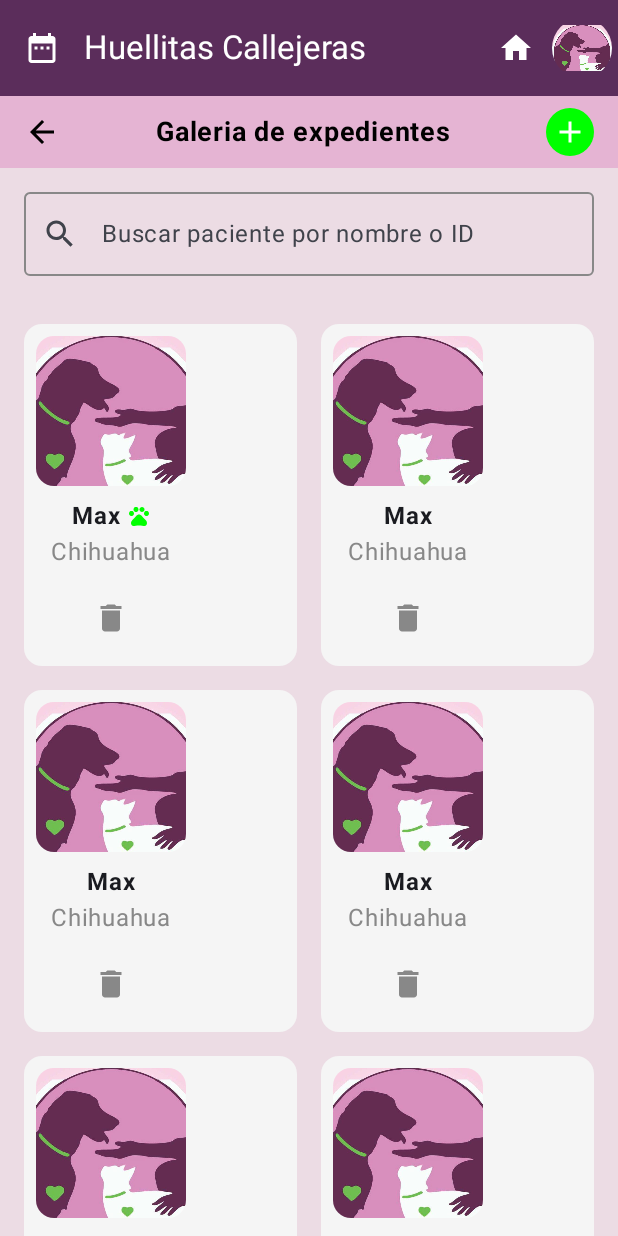
After one commit to Miteek2000/Huellitas-callejeras, an Android app built with Jetpack Compose: the composable GaleriaScreen shown on its own in the app's theme, on a phone screen of 412 x 824 dp. The commit adds this screen. Run offline under Robolectric (Android 15) with nearby library versions, the phone set to English and light mode, and no system bars; 1 statement that could not run was skipped.

Commit message:
Cambios en botones y rutas

```diff
--- /dev/null
+++ b/app/src/main/java/com/mayte/huellitas_callejeras/Screens/Expediente.kt
@@ -0,0 +1 @@
+package com.mayte.huellitas_callejeras.Screens
--- /dev/null
+++ b/app/src/main/java/com/mayte/huellitas_callejeras/Screens/GaleriaScreen.kt
@@ -0,0 +1,160 @@
+package com.mayte.huellitas_callejeras.Screens
+
+import androidx.compose.foundation.Image
+import androidx.compose.foundation.background
+import androidx.compose.foundation.clickable
+import androidx.compose.foundation.layout.*
+import androidx.compose.foundation.lazy.grid.GridCells
+import androidx.compose.foundation.lazy.grid.LazyVerticalGrid
+import androidx.compose.foundation.lazy.grid.items
+import androidx.compose.foundation.shape.CircleShape
+import androidx.compose.material.icons.Icons
+import androidx.compose.material.icons.filled.*
+import androidx.compose.material3.*
+import androidx.compose.runtime.Composable
+import androidx.compose.runtime.collectAsState
+import androidx.compose.runtime.getValue
+import androidx.compose.ui.Alignment
+import androidx.compose.ui.Modifier
+import androidx.compose.ui.draw.clip
+import androidx.compose.ui.graphics.Color
+import androidx.compose.ui.layout.ContentScale
+import androidx.compose.ui.res.painterResource
+import androidx.compose.ui.text.font.FontWeight
+import androidx.compose.ui.unit.dp
+import androidx.compose.ui.unit.sp
+import androidx.lifecycle.viewmodel.compose.viewModel
+import com.mayte.huellitas_callejeras.R
+import com.mayte.huellitas_callejeras.models.Patient
+import com.mayte.huellitas_callejeras.viewmodels.GaleriaViewModel
+
+@OptIn(ExperimentalMaterial3Api::class)
+@Composable
+fun GaleriaScreen(galeriaViewModel: GaleriaViewModel = viewModel()) {
+    val patients by galeriaViewModel.patients.collectAsState()
+
+    Column(
+        modifier = Modifier
+            .fillMaxSize()
+            .background(Color(0xFFECDCE4))
+    ) {
+        TopAppBar(
+            title = { Text("Huellitas Callejeras") },
+            navigationIcon = {
+                IconButton(onClick = { /* TODO */ }) {
+                    Icon(Icons.Filled.DateRange, contentDescription = "Calendar")
+                }
+            },
+            actions = {
+                IconButton(onClick = { /* TODO */ }) {
+                    Icon(Icons.Filled.Home, contentDescription = "Home")
+                }
+                Image(
+                    painter = painterResource(id = R.drawable.logo),
+                    contentDescription = "Logo",
+                    modifier = Modifier
+                        .size(40.dp)
+                        .clip(CircleShape)
+                )
+            },
+            colors = TopAppBarDefaults.topAppBarColors(
+                containerColor = Color(0xFF5B2D5B),
+                titleContentColor = Color.White,
+                actionIconContentColor = Color.White,
+                navigationIconContentColor = Color.White
+            )
+        )
+
+        Row(
+            modifier = Modifier
+                .fillMaxWidth()
+                .background(Color(0xFFE5B4D3))
+                .padding(horizontal = 16.dp, vertical = 8.dp),
+            verticalAlignment = Alignment.CenterVertically,
+            horizontalArrangement = Arrangement.SpaceBetween
+        ) {
+            Icon(Icons.Default.ArrowBack, contentDescription = "Back", tint = Color.Black)
+            Text(text = "Galeria de expedientes", fontSize = 18.sp, fontWeight = FontWeight.Bold, color = Color.Black)
+            Icon(
+                imageVector = Icons.Default.Add,
+                contentDescription = "Add",
+                modifier = Modifier
+                    .clip(CircleShape)
+                    .background(Color.Green)
+                    .clickable { galeriaViewModel.addPatient() }
+                    .padding(4.dp),
+                tint = Color.White
+            )
+        }
+
+        OutlinedTextField(
+            value = "",
+            onValueChange = {},
+            modifier = Modifier
+                .fillMaxWidth()
+                .padding(16.dp),
+            placeholder = { Text("Buscar paciente por nombre o ID") },
+            leadingIcon = {
+                Icon(Icons.Default.Search, contentDescription = "Search")
+            },
+            colors = OutlinedTextFieldDefaults.colors(
+                focusedBorderColor = Color(0xFF5B2D5B),
+                unfocusedBorderColor = Color.Gray,
+            )
+        )
+
+        LazyVerticalGrid(
+            columns = GridCells.Fixed(2),
+            contentPadding = PaddingValues(16.dp),
+            horizontalArrangement = Arrangement.spacedBy(16.dp),
+            verticalArrangement = Arrangement.spacedBy(16.dp)
+        ) {
+            items(patients) { patient ->
+                PatientCard(patient = patient, onDelete = { galeriaViewModel.removePatient(patient) })
+            }
+        }
+    }
+}
+
+@Composable
+fun PatientCard(patient: Patient, onDelete: () -> Unit) {
+    Card(
+        modifier = Modifier.clickable { /* Handle selection */ },
+        colors = CardDefaults.cardColors(
+            containerColor = Color(0xFFF5F5F5)
+        )
+    ) {
+        Column(
+            modifier = Modifier.padding(8.dp),
+            horizontalAlignment = Alignment.CenterHorizontally
+        ) {
+            Image(
+                painter = painterResource(id = R.drawable.logo), // Using logo as a placeholder
+                contentDescription = patient.name,
+                contentScale = ContentScale.Crop,
+                modifier = Modifier
+                    .size(100.dp)
+                    .clip(MaterialTheme.shapes.medium)
+            )
+            Spacer(modifier = Modifier.height(8.dp))
+            Row(verticalAlignment = Alignment.CenterVertically) {
+                Text(text = patient.name, fontWeight = FontWeight.Bold)
+                if (patient.isVaccinated) {
+                    Spacer(modifier = Modifier.width(4.dp))
+                    Icon(
+                        imageVector = Icons.Filled.Pets,
+                        contentDescription = "Vaccinated",
+                        tint = Color.Green,
+                        modifier = Modifier.size(16.dp)
+                    )
+                }
+            }
+
+            Text(text = patient.breed, color = Color.Gray)
+            Spacer(modifier = Modifier.height(8.dp))
+            IconButton(onClick = onDelete) {
+                Icon(Icons.Default.Delete, contentDescription = "Delete", tint = Color.Gray)
+            }
+        }
+    }
+}
--- a/app/src/main/java/com/mayte/huellitas_callejeras/Screens/InicioSesion.kt
+++ b/app/src/main/java/com/mayte/huellitas_callejeras/Screens/InicioSesion.kt
@@ -20,12 +20,14 @@ import androidx.compose.ui.res.painterResource
 import androidx.compose.ui.text.font.FontWeight
 import androidx.compose.ui.unit.dp
 import androidx.compose.ui.unit.sp
+import androidx.navigation.NavController
 import com.mayte.huellitas_callejeras.R
+import com.mayte.huellitas_callejeras.navegacion.AppScreens
 import com.mayte.huellitas_callejeras.ui.theme.pink1
 import com.mayte.huellitas_callejeras.ui.theme.purple1
 
 @Composable
-fun InicioSesion() {
+fun InicioSesion(navController: NavController) {
     Box(
         modifier = Modifier
             .fillMaxSize()
@@ -70,7 +72,7 @@ fun InicioSesion() {
                 )
                 Spacer(modifier = Modifier.height(24.dp))
                 Button(
-                    onClick = { /*TODO*/ },
+                    onClick = { navController.navigate(AppScreens.GaleriaScreen.route) },
                     colors = ButtonDefaults.buttonColors(
                         containerColor = Color(0xFF5B2D5B)
                     )
--- /dev/null
+++ b/app/src/main/java/com/mayte/huellitas_callejeras/models/Patient.kt
@@ -0,0 +1,3 @@
+package com.mayte.huellitas_callejeras.models
+
+data class Patient(val id: Int, val name: String, val breed: String, val imageUrl: String, var isVaccinated: Boolean = false)
--- /dev/null
+++ b/app/src/main/java/com/mayte/huellitas_callejeras/viewmodels/GaleriaViewModel.kt
@@ -0,0 +1,34 @@
+package com.mayte.huellitas_callejeras.viewmodels
+
+import androidx.lifecycle.ViewModel
+import com.mayte.huellitas_callejeras.models.Patient
+import kotlinx.coroutines.flow.MutableStateFlow
+import kotlinx.coroutines.flow.StateFlow
+
+class GaleriaViewModel : ViewModel() {
+
+    private val _patients = MutableStateFlow<List<Patient>>(emptyList())
+    val patients: StateFlow<List<Patient>> = _patients
+
+    init {
+        // Datos de ejemplo
+        _patients.value = listOf(
+            Patient(1, "Max", "Chihuahua", "", isVaccinated = true),
+            Patient(2, "Max", "Chihuahua", ""),
+            Patient(3, "Max", "Chihuahua", ""),
+            Patient(4, "Max", "Chihuahua", ""),
+            Patient(5, "Max", "Chihuahua", "", isVaccinated = true),
+            Patient(6, "Max", "Chihuahua", ""),
+        )
+    }
+
+    fun addPatient() {
+        val newId = (_patients.value.maxOfOrNull { it.id } ?: 0) + 1
+        val newPatient = Patient(newId, "Nuevo", "Mestizo", "", isVaccinated = false)
+        _patients.value = _patients.value + newPatient
+    }
+
+    fun removePatient(patient: Patient) {
+        _patients.value = _patients.value.filter { it.id != patient.id }
+    }
+}
```
Also changed, not shown: app/src/main/java/com/mayte/huellitas_callejeras/navegacion/NavManager.kt (added, +19 -0 lines), app/src/main/res/drawable/basura.xml (added, +9 -0 lines), app/src/main/res/drawable/calender.xml (added, +9 -0 lines), app/src/main/res/drawable/glass.xml (added, +9 -0 lines), app/src/main/res/drawable/home.xml (added, +9 -0 lines), app/src/main/res/drawable/huella.xml (added, +9 -0 lines), app/src/main/res/drawable/ejemploexpediente.png (added).
